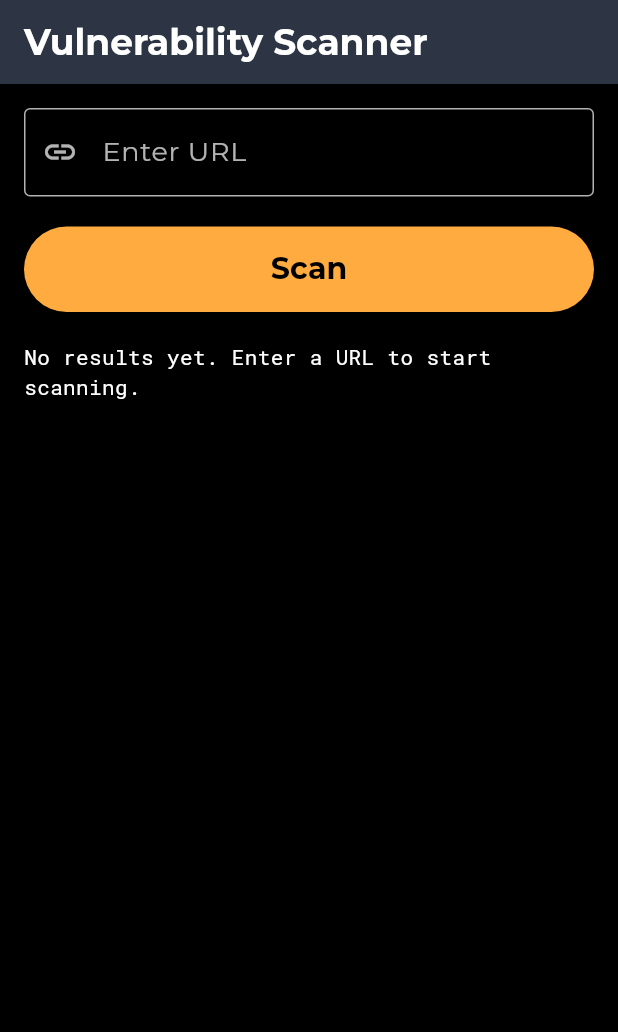
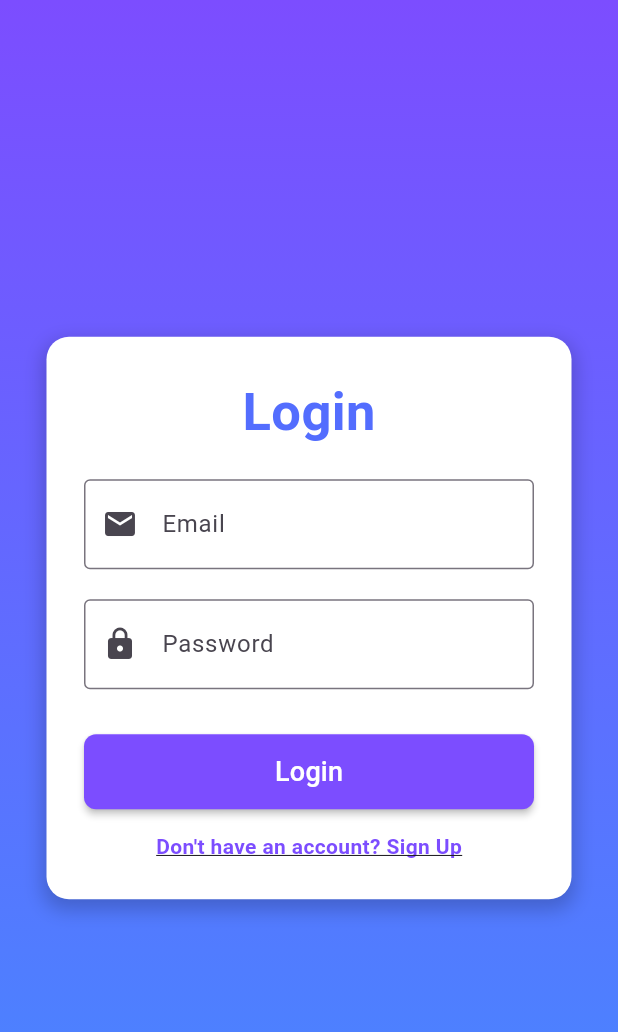
Before and after one commit to shaesansv/final-project, a Flutter app: the screen it shows after launch, on a phone screen of 412 x 824 dp. Shown: the top 1032 px of the screen. Run offline on Flutter 3.47's test engine with Material 3 defaults, Android fonts, the phone set to English and light mode, and no system bars; our stand-ins replace google_fonts.

Commit message:
Login added and error at pdf making was not solven

```diff
--- a/flutter_app/lib/main.dart
+++ b/flutter_app/lib/main.dart
@@ -1,9 +1,9 @@
 import 'package:flutter/material.dart';
-import 'package:google_fonts/google_fonts.dart';
 import 'screens/scanner_screen.dart';
+import 'screens/login.dart';
 
 void main() {
-  runApp(MyApp());
+  runApp(const MyApp());
 }
 
 class MyApp extends StatelessWidget {
@@ -12,23 +12,15 @@ class MyApp extends StatelessWidget {
   @override
   Widget build(BuildContext context) {
     return MaterialApp(
-      title: 'Web Vulnerability Scanner',
+      title: 'Vulnerability Scanner',
       theme: ThemeData(
-        primarySwatch: Colors.deepPurple,
-        textTheme: TextTheme(
-          displayLarge: GoogleFonts.poppins(
-              fontSize: 32, fontWeight: FontWeight.bold, color: Colors.white),
-          bodyLarge:
-              GoogleFonts.robotoMono(fontSize: 18, color: Colors.white70),
-        ),
-        scaffoldBackgroundColor: Colors.black87,
-        appBarTheme: AppBarTheme(
-          backgroundColor: Colors.yellow,
-          titleTextStyle: GoogleFonts.montserrat(
-              fontSize: 24, fontWeight: FontWeight.bold, color: Colors.white),
-        ),
+        primarySwatch: Colors.blue,
       ),
-      home: ScannerScreen(),
+      initialRoute: '/',
+      routes: {
+        '/': (context) => const LoginScreen(),
+        '/scanner': (context) => const ScannerScreen(),
+      },
     );
   }
 }
--- /dev/null
+++ b/flutter_app/lib/screens/login.dart
@@ -0,0 +1,132 @@
+import 'package:flutter/material.dart';
+
+class LoginScreen extends StatefulWidget {
+  const LoginScreen({super.key});
+
+  @override
+  State<LoginScreen> createState() => _LoginScreenState();
+}
+
+class _LoginScreenState extends State<LoginScreen> {
+  final TextEditingController _emailController = TextEditingController();
+  final TextEditingController _passwordController = TextEditingController();
+
+  final String _correctEmail = "admin@example.com"; // Sample email
+  final String _correctPassword = "password123"; // Sample password
+
+  void _login() {
+    if (_emailController.text == _correctEmail &&
+        _passwordController.text == _correctPassword) {
+      Navigator.pushReplacementNamed(
+          context, '/scanner'); // Navigate to ScannerScreen
+    } else {
+      ScaffoldMessenger.of(context).showSnackBar(
+        const SnackBar(content: Text("Invalid email or password")),
+      );
+    }
+  }
+
+  @override
+  Widget build(BuildContext context) {
+    return Scaffold(
+      body: Container(
+        decoration: const BoxDecoration(
+          gradient: LinearGradient(
+            begin: Alignment.topCenter,
+            end: Alignment.bottomCenter,
+            colors: [Colors.deepPurpleAccent, Colors.blueAccent],
+          ),
+        ),
+        child: Center(
+          child: Container(
+            width: 350,
+            padding: const EdgeInsets.all(25),
+            decoration: BoxDecoration(
+              color: Colors.white,
+              borderRadius: BorderRadius.circular(15),
+              boxShadow: [
+                BoxShadow(
+                  color: Colors.black.withOpacity(0.2),
+                  blurRadius: 10,
+                  spreadRadius: 2,
+                  offset: const Offset(0, 5),
+                ),
+              ],
+            ),
+            child: Column(
+              mainAxisSize: MainAxisSize.min,
+              children: [
+                const Text(
+                  'Login',
+                  style: TextStyle(
+                    fontSize: 35,
+                    color: Colors.indigoAccent,
+                    fontWeight: FontWeight.bold,
+                  ),
+                ),
+                const SizedBox(height: 20),
+                TextFormField(
+                  controller: _emailController,
+                  keyboardType: TextInputType.emailAddress,
+                  decoration: const InputDecoration(
+                    labelText: 'Email',
+                    hintText: 'Enter email',
+                    prefixIcon: Icon(Icons.email),
+                    border: OutlineInputBorder(),
+                    contentPadding:
+                        EdgeInsets.symmetric(vertical: 18, horizontal: 15),
+                  ),
+                ),
+                const SizedBox(height: 20),
+                TextFormField(
+                  controller: _passwordController,
+                  keyboardType: TextInputType.visiblePassword,
+                  obscureText: true,
+                  decoration: const InputDecoration(
+                    labelText: 'Password',
+                    hintText: 'Enter Password',
+                    prefixIcon: Icon(Icons.lock),
+                    border: OutlineInputBorder(),
+                    contentPadding:
+                        EdgeInsets.symmetric(vertical: 18, horizontal: 15),
+                  ),
+                ),
+                const SizedBox(height: 30),
+                SizedBox(
+                  width: double.infinity,
+                  child: MaterialButton(
+                    height: 50,
+                    onPressed: _login,
+                    color: Colors.deepPurpleAccent,
+                    textColor: Colors.white,
+                    shape: RoundedRectangleBorder(
+                      borderRadius: BorderRadius.circular(8),
+                    ),
+                    child: const Text(
+                      'Login',
+                      style: TextStyle(fontSize: 18),
+                    ),
+                  ),
+                ),
+                const SizedBox(height: 15),
+                GestureDetector(
+                  onTap: () {
+                    // Navigate to Sign Up page if needed
+                  },
+                  child: const Text(
+                    "Don't have an account? Sign Up",
+                    style: TextStyle(
+                      color: Colors.deepPurpleAccent,
+                      fontWeight: FontWeight.bold,
+                      decoration: TextDecoration.underline,
+                    ),
+                  ),
+                ),
+              ],
+            ),
+          ),
+        ),
+      ),
+    );
+  }
+}
--- a/flutter_app/lib/screens/samp.dart
+++ /dev/null
@@ -1,187 +0,0 @@
-import 'package:flutter/material.dart';
-import 'package:http/http.dart' as http;
-import 'dart:convert';
-
-class ScannerScreen extends StatefulWidget {
-  const ScannerScreen({super.key});
-
-  @override
-  _ScannerScreenState createState() => _ScannerScreenState();
-}
-
-class _ScannerScreenState extends State<ScannerScreen> {
-  final _urlController = TextEditingController();
-  Map<String, dynamic> _results = {};
-  String _error = "";
-  bool _isLoading = false;
-  double _progress = 0.0;
-
-  Future<void> scanUrl() async {
-    final url = _urlController.text.trim();
-    if (url.isEmpty) {
-      setState(() => _error = "Please enter a valid URL.");
-      return;
-    }
-
-    setState(() {
-      _isLoading = true;
-      _error = "";
-      _results = {};
-      _progress = 0.1;
-    });
-
-    try {
-      final response = await http.post(
-        Uri.parse("http://127.0.0.1:5000/scan"),
-        headers: {"Content-Type": "application/json"},
-        body: json.encode({"url": url}),
-      );
-
-      setState(() => _progress = 0.6);
-
-      if (response.statusCode == 200) {
-        setState(() {
-          _results = json.decode(response.body);
-          _progress = 1.0;
-        });
-      } else {
-        setState(() => _error = "Error: ${response.statusCode}");
-      }
-    } catch (e) {
-      setState(() => _error = "Error: $e");
-    } finally {
-      Future.delayed(Duration(seconds: 1), () {
-        setState(() => _isLoading = false);
-      });
-    }
-  }
-
-  Widget _buildResults() {
-    if (_isLoading) {
-      return Column(
-        children: [
-          LinearProgressIndicator(value: _progress, minHeight: 8),
-          SizedBox(height: 10),
-          Text("Scanning... ${(100 * _progress).toInt()}%",
-              style: TextStyle(fontSize: 16, fontWeight: FontWeight.w600)),
-        ],
-      );
-    }
-
-    if (_error.isNotEmpty) {
-      return Text(_error, style: TextStyle(color: Colors.red, fontSize: 16));
-    }
-
-    if (_results.isEmpty) {
-      return Text("No results yet. Enter a URL to start scanning.");
-    }
-
-    return Expanded(
-      child: ListView(
-        children: _results.entries.map((entry) {
-          final vulnerability = entry.key;
-          final result = entry.value;
-
-          return Card(
-            shape:
-                RoundedRectangleBorder(borderRadius: BorderRadius.circular(12)),
-            margin: const EdgeInsets.symmetric(vertical: 8),
-            elevation: 4,
-            child: Padding(
-              padding: const EdgeInsets.all(16.0),
-              child: Column(
-                crossAxisAlignment: CrossAxisAlignment.start,
-                children: [
-                  Text(
-                    vulnerability.toUpperCase(),
-                    style: TextStyle(
-                        fontSize: 18,
-                        fontWeight: FontWeight.bold,
-                        color: Colors.blueAccent),
-                  ),
-                  Divider(),
-                  if (result is Map<String, dynamic>)
-                    ...result.entries.map((subEntry) {
-                      final key = subEntry.key;
-                      final value = subEntry.value;
-
-                      if (key == "results") {
-                        return Column(
-                          children: (value as List<dynamic>).map((item) {
-                            final payload = item["payload"];
-                            final vulnerable = item["vulnerable"];
-                            return ListTile(
-                              leading: Icon(
-                                vulnerable ? Icons.warning : Icons.check_circle,
-                                color: vulnerable ? Colors.red : Colors.green,
-                              ),
-                              title: Text("Payload: $payload"),
-                              subtitle: Text(
-                                vulnerable ? "Vulnerable" : "Not Vulnerable",
-                                style: TextStyle(
-                                    color:
-                                        vulnerable ? Colors.red : Colors.green),
-                              ),
-                            );
-                          }).toList(),
-                        );
-                      } else {
-                        return ListTile(
-                          title: Text("$key: $value"),
-                        );
-                      }
-                    })
-                  else
-                    Text(
-                      result.toString(),
-                      style: TextStyle(color: Colors.blue, fontSize: 16),
-                    ),
-                ],
-              ),
-            ),
-          );
-        }).toList(),
-      ),
-    );
-  }
-
-  @override
-  Widget build(BuildContext context) {
-    return Scaffold(
-      appBar: AppBar(
-        title: Text("Vulnerability Scanner"),
-        backgroundColor: Colors.blueAccent,
-      ),
-      body: Padding(
-        padding: const EdgeInsets.all(16.0),
-        child: Column(
-          crossAxisAlignment: CrossAxisAlignment.start,
-          children: [
-            TextField(
-              controller: _urlController,
-              decoration: InputDecoration(
-                labelText: "Enter URL",
-                border: OutlineInputBorder(),
-                prefixIcon: Icon(Icons.link),
-              ),
-            ),
-            SizedBox(height: 20),
-            SizedBox(
-              width: double.infinity,
-              child: ElevatedButton(
-                onPressed: scanUrl,
-                style: ElevatedButton.styleFrom(
-                  padding: EdgeInsets.symmetric(vertical: 14),
-                  backgroundColor: Colors.blueAccent,
-                ),
-                child: Text("Scan", style: TextStyle(fontSize: 18)),
-              ),
-            ),
-            SizedBox(height: 20),
-            _buildResults(),
-          ],
-        ),
-      ),
-    );
-  }
-}
--- a/flutter_app/pubspec.yaml
+++ b/flutter_app/pubspec.yaml
@@ -39,12 +39,13 @@ dependencies:
     sdk: flutter
   http: 1.2.2
   pdf: ^3.10.4
-  path_provider: ^2.1.2
+  path_provider: ^2.0.15
   open_file: ^3.3.2
   # The following adds the Cupertino Icons font to your application.
   # Use with the CupertinoIcons class for iOS style icons.
   cupertino_icons: ^1.0.8
   google_fonts: ^6.2.1
+
 
 dev_dependencies:
   flutter_test:
```
Also changed, not shown: flutter_app/lib/screens/scanner_screen.dart (+63 -2 lines), flutter_app/pubspec.lock, 1 other file.
